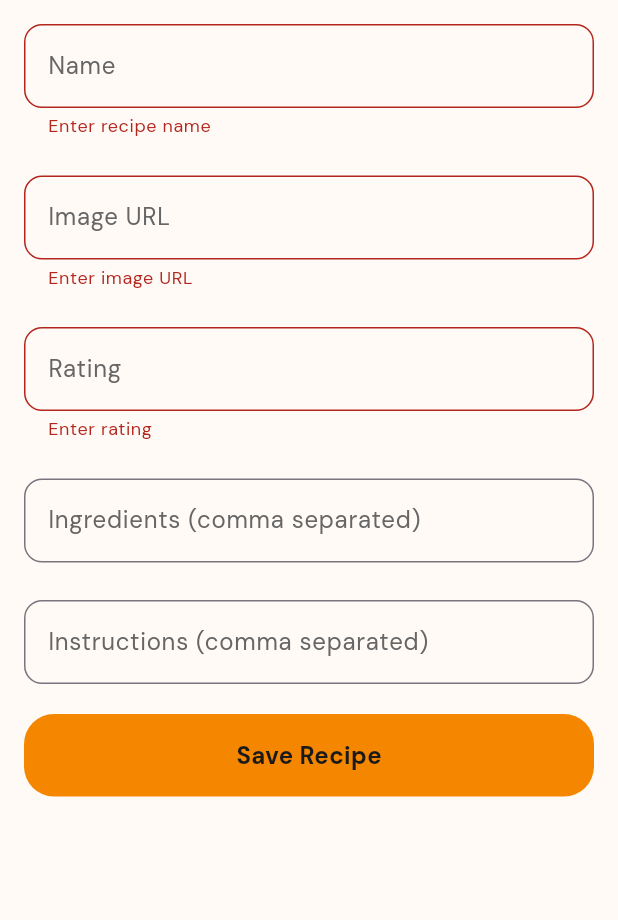
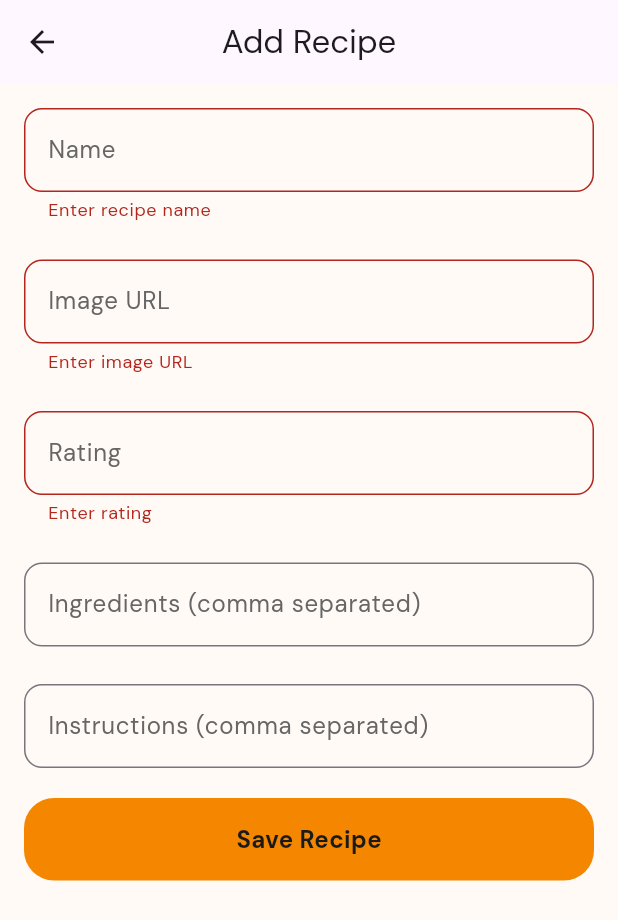
Before and after one commit to LayanMDamrah/Recipe-App-GSG-pro, a Flutter app: the RecipeInputScreen screen opened directly with empty values, after a tap on "Save Recipe", on a phone screen of 412 x 824 dp. Shown: the top 920 px of the screen. Run offline on Flutter 3.47's test engine with Material 3 defaults, Android fonts, the phone set to English and light mode, and no system bars; our stand-ins replace flutter_onboarding_slider, flutter_svg, shared_preferences, sqflite; accounts and stored records are empty.

Commit message:
edit and delete recipe

```diff
--- a/lib/screens/recipe_input_screen.dart
+++ b/lib/screens/recipe_input_screen.dart
@@ -6,7 +6,9 @@ import 'package:recipe_gsg/widget/app_buttom.dart';
 
 class RecipeInputScreen extends StatefulWidget {
   final VoidCallback onSave;
-  const RecipeInputScreen({super.key, required this.onSave});
+  final Recipe? recipeToEdit;
+
+  const RecipeInputScreen({super.key, required this.onSave, this.recipeToEdit});
 
   @override
   State<RecipeInputScreen> createState() => _RecipeInputScreenState();
@@ -14,40 +16,85 @@ class RecipeInputScreen extends StatefulWidget {
 
 class _RecipeInputScreenState extends State<RecipeInputScreen> {
   final _formKey = GlobalKey<FormState>();
-  final _nameController = TextEditingController();
-  final _imageController = TextEditingController();
-  final _ratingController = TextEditingController();
-  final _ingredientsController = TextEditingController();
-  final _instructionsController = TextEditingController();
+  late TextEditingController _nameController;
+  late TextEditingController _imageController;
+  late TextEditingController _ratingController;
+  late TextEditingController _ingredientsController;
+  late TextEditingController _instructionsController;
+
+  @override
+  void initState() {
+    super.initState();
+    _nameController = TextEditingController(
+      text: widget.recipeToEdit?.name ?? '',
+    );
+    _imageController = TextEditingController(
+      text: widget.recipeToEdit?.image ?? '',
+    );
+    _ratingController = TextEditingController(
+      text: widget.recipeToEdit != null
+          ? widget.recipeToEdit!.rating.toString()
+          : '',
+    );
+    _ingredientsController = TextEditingController(
+      text: widget.recipeToEdit?.ingredients.join(',') ?? '',
+    );
+    _instructionsController = TextEditingController(
+      text: widget.recipeToEdit?.instructions.join(',') ?? '',
+    );
+  }
+
+  @override
+  void dispose() {
+    _nameController.dispose();
+    _imageController.dispose();
+    _ratingController.dispose();
+    _ingredientsController.dispose();
+    _instructionsController.dispose();
+    super.dispose();
+  }
 
   Future<void> _saveRecipe() async {
     if (!_formKey.currentState!.validate()) return;
 
-    final userEmail = await SharedPrefs.getUserToken();
-    if (userEmail == null) {
-      ScaffoldMessenger.of(
-        context,
-      ).showSnackBar(const SnackBar(content: Text('User not logged in')));
-      return;
+    final userEmail = await SharedPrefs.getUserToken() ?? 'example@email.com';
+
+    final recipe = Recipe(
+      id: widget.recipeToEdit?.id,
+      name: _nameController.text.trim(),
+      image: _imageController.text.trim(),
+      rating: double.tryParse(_ratingController.text.trim()) ?? 0,
+      ingredients: _ingredientsController.text
+          .split(',')
+          .map((e) => e.trim())
+          .where((e) => e.isNotEmpty)
+          .toList(),
+      instructions: _instructionsController.text
+          .split(',')
+          .map((e) => e.trim())
+          .where((e) => e.isNotEmpty)
+          .toList(),
+      userEmail: widget.recipeToEdit?.userEmail ?? userEmail,
+    );
+
+    if (widget.recipeToEdit != null) {
+      await RecipeDBService.updateRecipe(recipe);
+    } else {
+      await RecipeDBService.insertRecipe(recipe);
     }
 
-    Recipe newRecipe = Recipe(
-      name: _nameController.text,
-      image: _imageController.text,
-      rating: double.parse(_ratingController.text),
-      ingredients: _ingredientsController.text.split(','),
-      instructions: _instructionsController.text.split(','),
-      userEmail: userEmail,
-    );
-
-    await RecipeDBService.insertRecipe(newRecipe);
     widget.onSave();
     Navigator.pop(context);
   }
 
   @override
   Widget build(BuildContext context) {
-    return SafeArea(
+    return Scaffold(
+      appBar: AppBar(
+        title: Text(widget.recipeToEdit != null ? 'Edit Recipe' : 'Add Recipe'),
+        centerTitle: true,
+      ),
+      body: SafeArea(
         child: Padding(
           padding: const EdgeInsets.all(16),
           child: Form(
@@ -67,7 +114,6 @@ class _RecipeInputScreenState extends State<RecipeInputScreen> {
                   validator: (v) => v!.isEmpty ? 'Enter image URL' : null,
                 ),
                 const SizedBox(height: 25),
-
                 TextFormField(
                   controller: _ratingController,
                   decoration: const InputDecoration(labelText: 'Rating'),
@@ -75,7 +121,6 @@ class _RecipeInputScreenState extends State<RecipeInputScreen> {
                   validator: (v) => v!.isEmpty ? 'Enter rating' : null,
                 ),
                 const SizedBox(height: 25),
-
                 TextFormField(
                   controller: _ingredientsController,
                   decoration: const InputDecoration(
@@ -83,7 +128,6 @@ class _RecipeInputScreenState extends State<RecipeInputScreen> {
                   ),
                 ),
                 const SizedBox(height: 25),
-
                 TextFormField(
                   controller: _instructionsController,
                   decoration: const InputDecoration(
@@ -91,8 +135,14 @@ class _RecipeInputScreenState extends State<RecipeInputScreen> {
                   ),
                 ),
                 const SizedBox(height: 20),
-              AppButton(text: 'Save Recipe', onPressed: _saveRecipe),
+                AppButton(
+                  text: widget.recipeToEdit != null
+                      ? 'Update Recipe'
+                      : 'Save Recipe',
+                  onPressed: _saveRecipe,
+                ),
               ],
+            ),
           ),
         ),
       ),
```
Also changed, not shown: lib/screens/add_recipy_screen.dart (+34 -5 lines), lib/services/recipe_db_service.dart (+38 -5 lines). Lines whose indentation alone changed are shown as unchanged.
